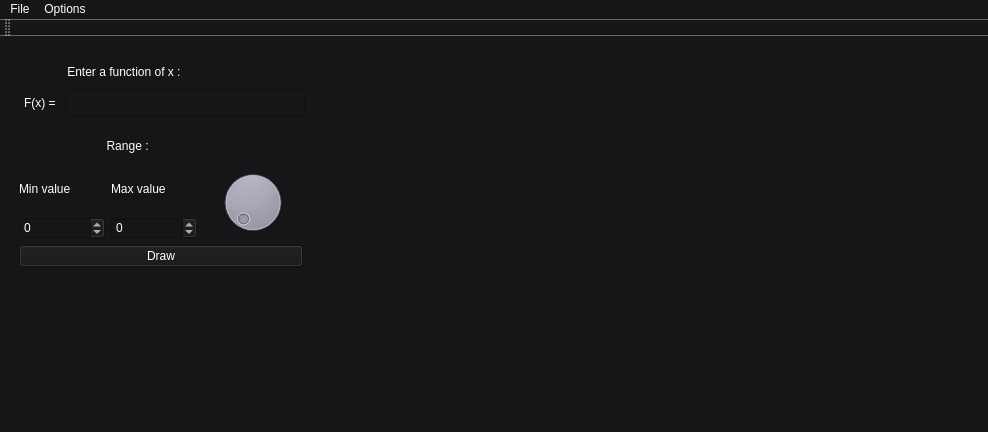
Above: mainwindow.ui from Maher-Magdy/Function-Plotter before the change. Below: the same form after it.
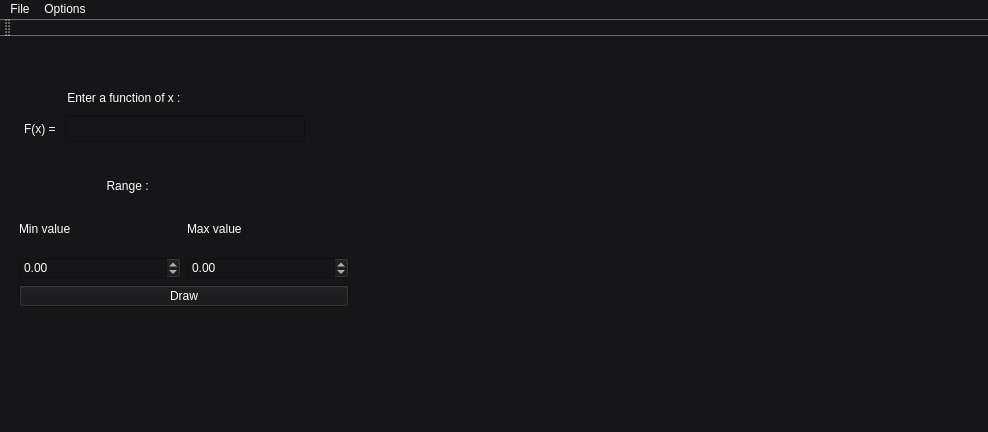
That is the form after the change. Icons and pictures are not drawn. Custom widgets are drawn as their Qt base class.

The edit to the form file:
```diff
--- a/mainwindow.ui
+++ b/mainwindow.ui
@@ -36,18 +36,24 @@
    <widget class="QCustomPlot" name="widget" native="true">
     <property name="geometry">
      <rect>
-      <x>340</x>
+      <x>370</x>
       <y>10</y>
-      <width>611</width>
-      <height>271</height>
+      <width>581</width>
+      <height>261</height>
      </rect>
     </property>
+    <property name="styleSheet">
+     <string notr="true">background-color: rgb(22, 22, 24);
+font: 8pt &quot;Myanmar Text&quot;;
+font: 12pt &quot;MS Shell Dlg 2&quot;;
+color: rgb(255, 255, 255);</string>
+    </property>
    </widget>
    <widget class="QLabel" name="label_4">
     <property name="geometry">
      <rect>
       <x>50</x>
-      <y>100</y>
+      <y>140</y>
       <width>140</width>
       <height>19</height>
      </rect>
@@ -56,12 +62,12 @@
      <string>                 Range :</string>
     </property>
    </widget>
-   <widget class="QWidget" name="">
+   <widget class="QWidget" name="layoutWidget">
     <property name="geometry">
      <rect>
       <x>19</x>
-      <y>130</y>
-      <width>284</width>
+      <y>170</y>
+      <width>330</width>
       <height>101</height>
      </rect>
     </property>
@@ -78,12 +84,12 @@
           </widget>
          </item>
          <item>
-          <widget class="QSpinBox" name="spinBox">
+          <widget class="QDoubleSpinBox" name="doubleSpinBox">
            <property name="minimum">
-            <number>-10000000</number>
+            <double>-10000000.000000000000000</double>
            </property>
            <property name="maximum">
-            <number>10000000</number>
+            <double>10000000.000000000000000</double>
            </property>
           </widget>
          </item>
@@ -99,24 +105,17 @@
           </widget>
          </item>
          <item>
-          <widget class="QSpinBox" name="spinBox_2">
+          <widget class="QDoubleSpinBox" name="doubleSpinBox_2">
            <property name="minimum">
-            <number>-10000000</number>
+            <double>-10000000.000000000000000</double>
            </property>
            <property name="maximum">
-            <number>10000000</number>
+            <double>10000000.000000000000000</double>
            </property>
           </widget>
          </item>
         </layout>
        </item>
-       <item>
-        <widget class="QDial" name="dial">
-         <property name="styleSheet">
-          <string notr="true">background-color: rgb(22, 22, 24);</string>
-         </property>
-        </widget>
-       </item>
       </layout>
      </item>
      <item>
@@ -131,11 +130,11 @@
      </item>
     </layout>
    </widget>
-   <widget class="QWidget" name="">
+   <widget class="QWidget" name="layoutWidget">
     <property name="geometry">
      <rect>
       <x>24</x>
-      <y>24</y>
+      <y>50</y>
       <width>281</width>
       <height>56</height>
      </rect>
```
Left out of the diff: 8 changed lines with no effect on the pictures.
